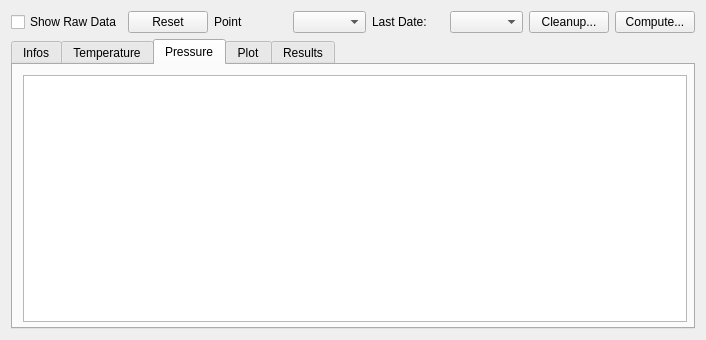
Qt form molonari_data/molonaviz/datapointview.ui (leamailhol/MOLO-projet-interface) before a commit.
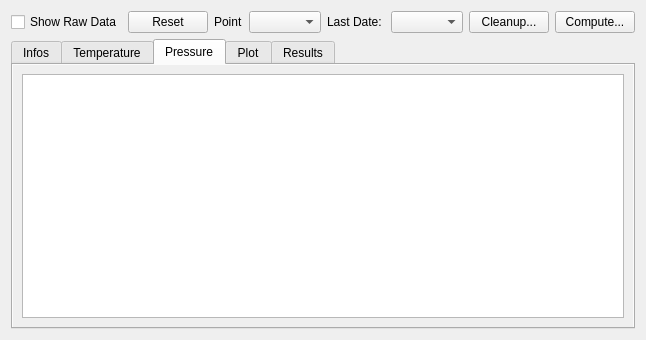
The same form after that commit. The open tabs and pages were chosen to show the change. Icons and pictures are not drawn.

Diff of the .ui file:
```diff
--- a/molonari_data/molonaviz/datapointview.ui
+++ b/molonari_data/molonaviz/datapointview.ui
@@ -6,15 +6,15 @@
    <rect>
     <x>0</x>
     <y>0</y>
-    <width>706</width>
+    <width>447</width>
     <height>340</height>
    </rect>
   </property>
   <property name="windowTitle">
    <string>Form</string>
   </property>
-  <layout class="QVBoxLayout" name="verticalLayout">
-   <item>
+  <layout class="QGridLayout" name="gridLayout_6">
+   <item row="0" column="0">
     <layout class="QGridLayout" name="gridLayout_3">
      <item row="0" column="0">
       <widget class="QCheckBox" name="checkBox">
@@ -66,8 +66,11 @@
      </item>
     </layout>
    </item>
-   <item>
+   <item row="1" column="0">
     <widget class="QTabWidget" name="tabWidget">
+     <property name="autoFillBackground">
+      <bool>true</bool>
+     </property>
      <property name="currentIndex">
       <number>3</number>
      </property>
@@ -158,19 +161,21 @@
       </layout>
      </widget>
      <widget class="QWidget" name="tabPressure">
+      <property name="autoFillBackground">
+       <bool>true</bool>
+      </property>
       <attribute name="title">
        <string>Pressure</string>
       </attribute>
-      <widget class="QTableView" name="tableViewPressure">
-       <property name="geometry">
-        <rect>
-         <x>10</x>
-         <y>10</y>
-         <width>664</width>
-         <height>247</height>
-        </rect>
-       </property>
-      </widget>
+      <layout class="QGridLayout" name="gridLayout_7">
+       <item row="0" column="0">
+        <widget class="QTableView" name="tableViewPressure">
+         <property name="autoFillBackground">
+          <bool>true</bool>
+         </property>
+        </widget>
+       </item>
+      </layout>
      </widget>
      <widget class="QWidget" name="tabPlot">
       <attribute name="title">
```
Left out of the diff: 4 changed lines with no effect on the pictures.
